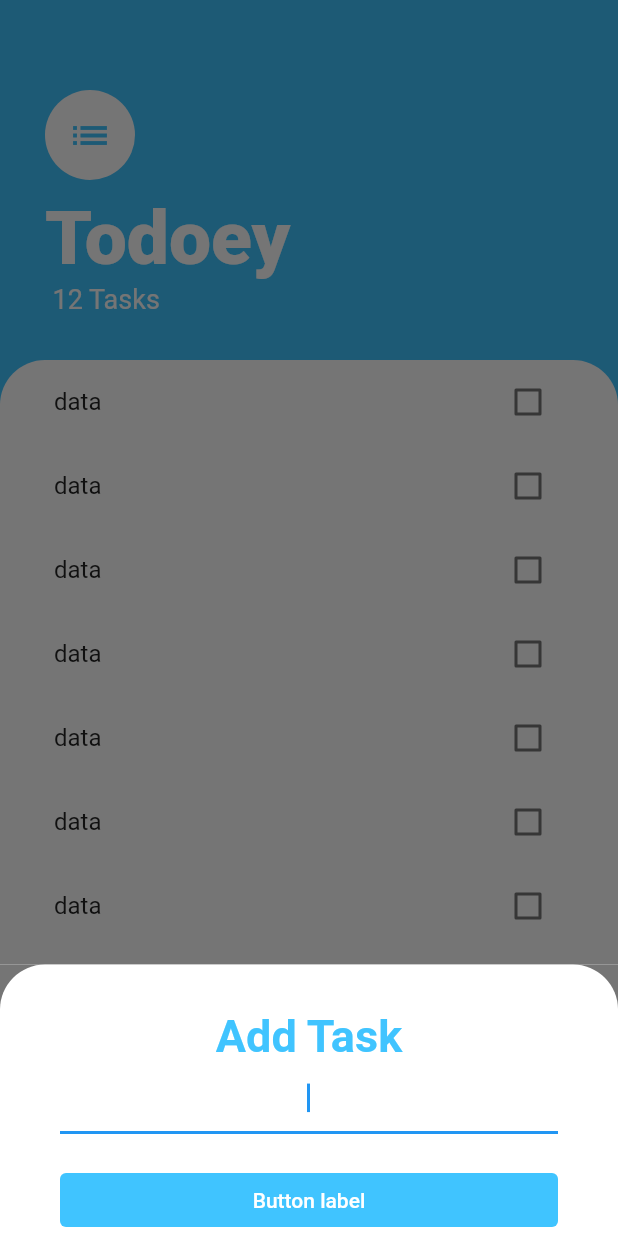
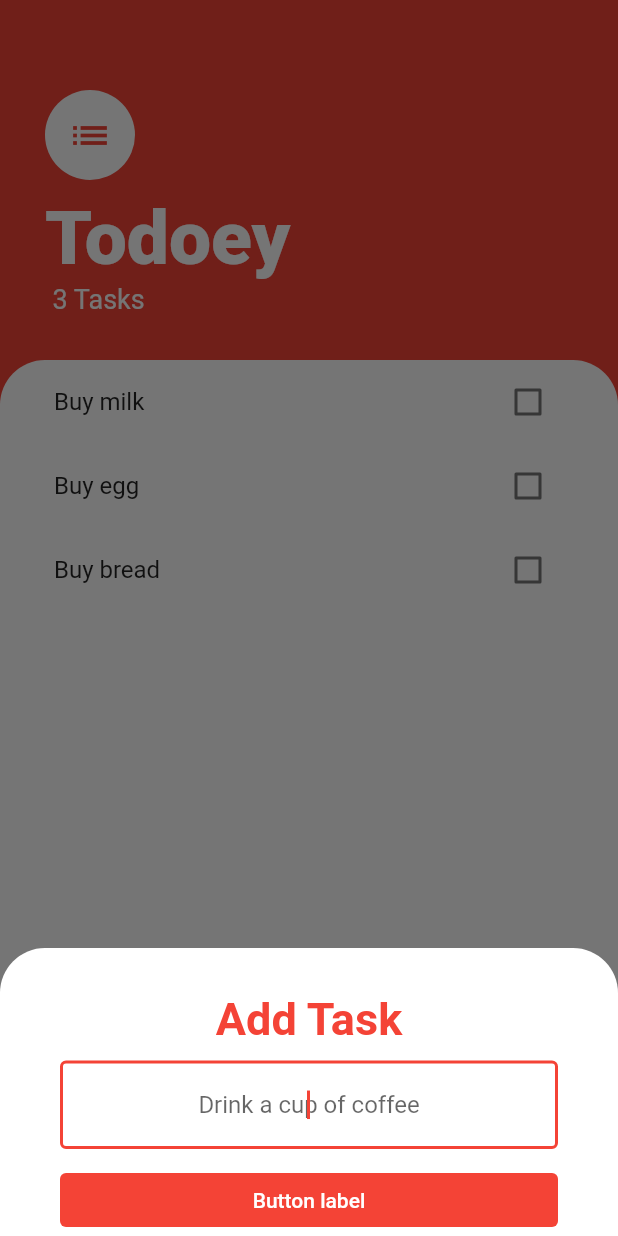
Before and after one commit to muhafs/flutter_todoey_app, a Flutter app: the screen it shows after launch, after a tap on the "add" icon, on a phone screen of 412 x 824 dp. Run offline on Flutter 3.47's test engine with Material 2 defaults, Android fonts, the phone set to English and light mode, and no system bars.

```diff
--- a/lib/components/task_tile.dart
+++ b/lib/components/task_tile.dart
@@ -2,14 +2,34 @@ import 'package:flutter/material.dart';
 
 class TaskTile extends StatelessWidget {
   const TaskTile({
-    Key? key,
-  }) : super(key: key);
+    super.key,
+    required this.isChecked,
+    required this.title,
+    required this.callback,
+  });
+
+  final bool isChecked;
+  final String title;
+  final Function(bool?) callback;
 
   @override
   Widget build(BuildContext context) {
     return ListTile(
-      title: const Text('data'),
-      trailing: Checkbox(value: false, onChanged: (newVal) {}),
+      title: Text(
+        title,
+        style: TextStyle(
+          decorationColor: Colors.red,
+          decorationThickness: 2.5,
+          decoration: isChecked == true
+              ? TextDecoration.lineThrough
+              : TextDecoration.none,
+        ),
+      ),
+      trailing: Checkbox(
+        activeColor: Colors.red,
+        value: isChecked,
+        onChanged: callback,
+      ),
     );
   }
 }
--- a/lib/components/tasks_list.dart
+++ b/lib/components/tasks_list.dart
@@ -1,30 +1,34 @@
 import 'package:flutter/material.dart';
 import 'package:todoey_app/components/task_tile.dart';
+import 'package:todoey_app/models/task.dart';
 
-class TasksList extends StatelessWidget {
-  const TasksList({
+class TasksList extends StatefulWidget {
+  const TasksList(
+    this.tasks, {
     Key? key,
   }) : super(key: key);
 
+  final List<Task> tasks;
+
+  @override
+  State<TasksList> createState() => _TasksListState();
+}
+
+class _TasksListState extends State<TasksList> {
   @override
   Widget build(BuildContext context) {
-    return ListView(
-      children: const [
-        TaskTile(),
-        TaskTile(),
-        TaskTile(),
-        TaskTile(),
-        TaskTile(),
-        TaskTile(),
-        TaskTile(),
-        TaskTile(),
-        TaskTile(),
-        TaskTile(),
-        TaskTile(),
-        TaskTile(),
-        TaskTile(),
-        TaskTile(),
-      ],
+    return ListView.builder(
+      itemCount: widget.tasks.length,
+      itemBuilder: (context, index) {
+        return TaskTile(
+            title: widget.tasks[index].title,
+            isChecked: widget.tasks[index].isDone,
+            callback: (newVal) {
+              setState(() {
+                widget.tasks[index].toggleDone();
+              });
+            });
+      },
     );
   }
 }
--- /dev/null
+++ b/lib/models/task.dart
@@ -0,0 +1,10 @@
+class Task {
+  Task({required this.title, this.isDone = false});
+
+  final String title;
+  bool isDone;
+
+  void toggleDone() {
+    isDone = !isDone;
+  }
+}
--- a/lib/screens/add_task_screen.dart
+++ b/lib/screens/add_task_screen.dart
@@ -1,10 +1,16 @@
+// ignore_for_file: avoid_print
+
 import 'package:flutter/material.dart';
 
 class AddTaskScreen extends StatelessWidget {
-  const AddTaskScreen({super.key});
+  const AddTaskScreen(this.callBackTitle, {super.key});
+
+  final Function callBackTitle;
 
   @override
   Widget build(BuildContext context) {
+    String? inputVal;
+
     return Container(
       color: const Color(0xFF757575),
       child: Container(
@@ -23,20 +29,37 @@ class AddTaskScreen extends StatelessWidget {
               textAlign: TextAlign.center,
               'Add Task',
               style: TextStyle(
-                color: Colors.lightBlueAccent,
+                color: Colors.red,
                 fontSize: 30,
                 fontWeight: FontWeight.w700,
               ),
             ),
-            const TextField(
+            const SizedBox(height: 10),
+            TextField(
               autofocus: true,
               textAlign: TextAlign.center,
+              cursorColor: Colors.red,
+              decoration: InputDecoration(
+                focusedBorder: const OutlineInputBorder(
+                  borderSide: BorderSide(color: Colors.red, width: 2.0),
+                ),
+                enabledBorder: OutlineInputBorder(
+                  borderSide:
+                      BorderSide(color: Colors.red.shade300, width: 2.0),
+                ),
+                hintText: 'Drink a cup of coffee',
+              ),
+              onChanged: (value) {
+                inputVal = value;
+              },
             ),
-            const SizedBox(height: 20),
+            const SizedBox(height: 10),
             TextButton(
-              onPressed: () {},
+              onPressed: () {
+                callBackTitle(inputVal);
+              },
               style: TextButton.styleFrom(
-                backgroundColor: Colors.lightBlueAccent,
+                backgroundColor: Colors.red,
               ),
               child: const Text(
                 'Button label',
--- a/lib/screens/tasks_screen.dart
+++ b/lib/screens/tasks_screen.dart
@@ -1,14 +1,29 @@
+// ignore_for_file: avoid_print
+
 import 'package:flutter/material.dart';
 import 'package:todoey_app/components/tasks_list.dart';
+import 'package:todoey_app/models/task.dart';
 import 'package:todoey_app/screens/add_task_screen.dart';
 
-class TasksScreen extends StatelessWidget {
+class TasksScreen extends StatefulWidget {
   const TasksScreen({super.key});
+
+  @override
+  State<TasksScreen> createState() => _TasksScreenState();
+}
+
+class _TasksScreenState extends State<TasksScreen> {
+  List<Task> tasks = [
+    Task(title: 'Buy milk'),
+    Task(title: 'Buy egg'),
+    Task(title: 'Buy bread'),
+  ];
 
   @override
   Widget build(BuildContext context) {
     return Scaffold(
-      backgroundColor: Colors.lightBlueAccent,
+      backgroundColor: Colors.red,
+      //
       floatingActionButton: FloatingActionButton(
         onPressed: () {
           showModalBottomSheet(
@@ -19,34 +34,50 @@ class TasksScreen extends StatelessWidget {
                 padding: EdgeInsets.only(
                   bottom: MediaQuery.of(context).viewInsets.bottom,
                 ),
-                child: const AddTaskScreen(),
+                child: AddTaskScreen((callBackTitle) {
+                  setState(() {
+                    tasks.add(Task(title: callBackTitle));
+                  });
+
+                  Navigator.pop(context);
+                }),
               ),
             ),
           );
         },
-        backgroundColor: Colors.lightBlueAccent,
+        //
+        backgroundColor: Colors.red,
+        //
         child: const Icon(Icons.add),
       ),
+      //
       body: SafeArea(
         child: Column(
           crossAxisAlignment: CrossAxisAlignment.start,
+          //
           children: [
             Container(
               padding: const EdgeInsets.fromLTRB(30, 60, 30, 30),
+              //
               child: Column(
                 crossAxisAlignment: CrossAxisAlignment.start,
-                children: const [
-                  CircleAvatar(
+                //
+                children: [
+                  const CircleAvatar(
                     radius: 30,
                     backgroundColor: Colors.white,
                     child: Icon(
                       Icons.list,
-                      color: Colors.lightBlueAccent,
+                      //
+                      color: Colors.red,
+                      //
                       size: 30,
                     ),
                   ),
-                  SizedBox(height: 10),
-                  Text(
+                  //
+                  const SizedBox(height: 10),
+                  //
+                  const Text(
                     'Todoey',
                     style: TextStyle(
                       color: Colors.white,
@@ -54,11 +85,12 @@ class TasksScreen extends StatelessWidget {
                       fontWeight: FontWeight.w800,
                     ),
                   ),
+                  //
                   Padding(
-                    padding: EdgeInsets.only(left: 5),
+                    padding: const EdgeInsets.only(left: 5),
                     child: Text(
-                      '12 Tasks',
-                      style: TextStyle(
+                      '${tasks.length} Tasks',
+                      style: const TextStyle(
                         color: Colors.white,
                         fontSize: 18,
                       ),
@@ -67,9 +99,11 @@ class TasksScreen extends StatelessWidget {
                 ],
               ),
             ),
+            //
             Expanded(
               child: Container(
                 padding: const EdgeInsets.symmetric(horizontal: 20),
+                //
                 decoration: const BoxDecoration(
                   color: Colors.white,
                   borderRadius: BorderRadius.only(
@@ -77,7 +111,8 @@ class TasksScreen extends StatelessWidget {
                     topRight: Radius.circular(30),
                   ),
                 ),
-                child: const TasksList(),
+                //
+                child: TasksList(tasks),
               ),
             ),
           ],
```
